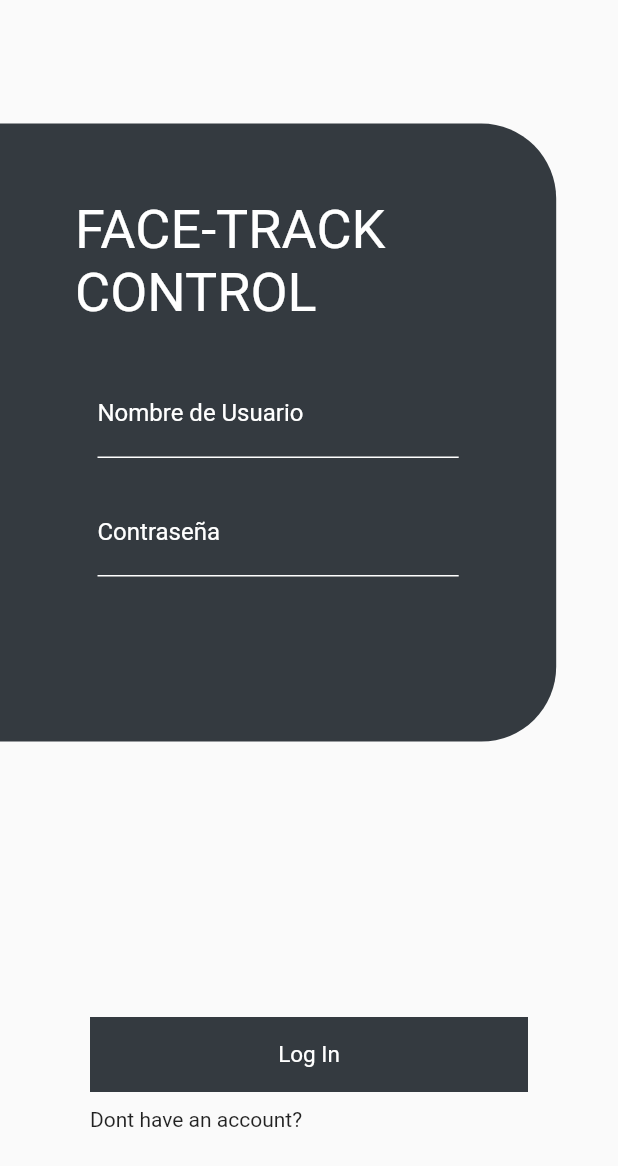
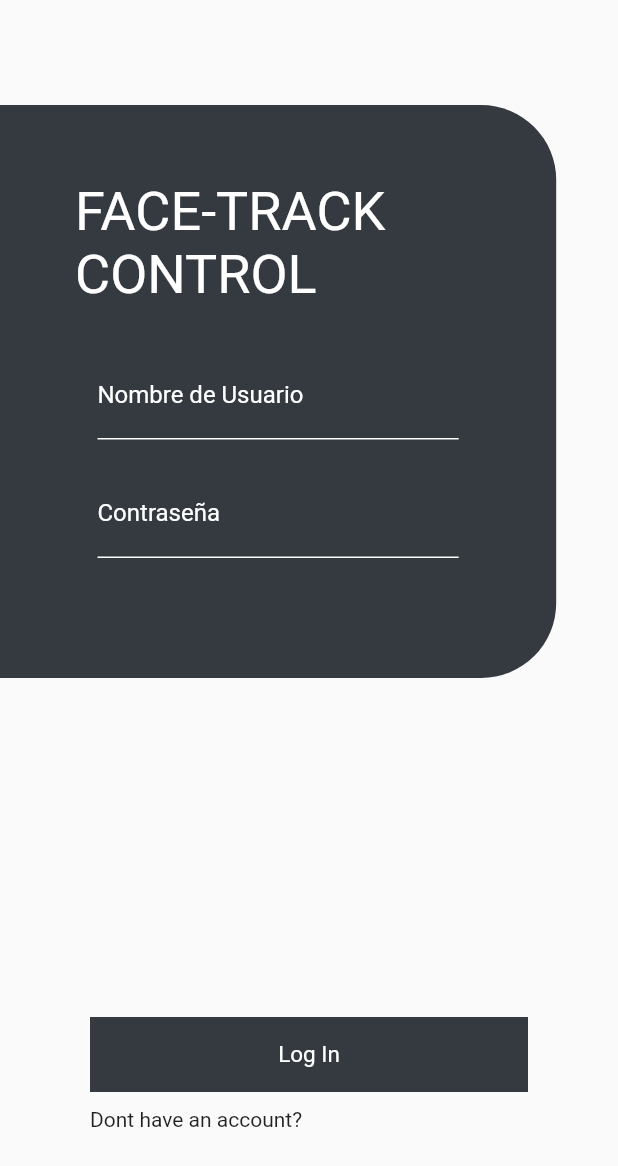
Before and after one commit to car2854/Software_flutter, a Flutter app: the screen it shows after launch, on a phone screen of 412 x 824 dp. Shown: the top 1166 px of the screen. Run offline on Flutter 3.47's test engine with Material 2 defaults, Android fonts, the phone set to English and light mode, and no system bars.

Commit message:
Arreglando un poco para que se adapte a cualquier tamaño

```diff
--- a/lib/main.dart
+++ b/lib/main.dart
@@ -9,7 +9,12 @@ class MyApp extends StatelessWidget {
     return MaterialApp(
       debugShowCheckedModeBanner: false,
       title: 'Material App',
-      home: LoginPage()
+      initialRoute: 'login',
+      routes: {
+
+        'login'     : ( BuildContext context ) => LoginPage(),
+
+      },
     );
   }
 }
--- a/lib/src/pages/login.dart
+++ b/lib/src/pages/login.dart
@@ -23,7 +23,7 @@ class LoginPage extends StatelessWidget {
                 hasScrollBody: false,
                 child: Column(
                   children: [
-                    Datos(title: styles.nameApp),
+                    _Datos(title: styles.nameApp),
 
                     _Button(mensaje: 'Dont have an account?', buttonName: 'Log In')
                   ],
@@ -98,11 +98,11 @@ class _Button extends StatelessWidget {
   }
 }
 
-class Datos extends StatelessWidget {
+class _Datos extends StatelessWidget {
 
   final String title;
 
-  const Datos({
+  const _Datos({
     @required this.title
   });
 
@@ -112,20 +112,17 @@ class Datos extends StatelessWidget {
     final screen = MediaQuery.of(context).size;
     final styles = Styles();
 
-    return Container(
-      width: double.infinity,
-      height: screen.height * 0.7,
-      child: Align(
-        alignment: Alignment.centerLeft,
+    return Align(
+      alignment: Alignment.topLeft,
       child: Container(
-          height: screen.width,
         width: screen.width * 0.9,
+        margin: EdgeInsets.symmetric(vertical: 70),
         decoration: BoxDecoration(
+          color: styles.color,
           borderRadius: BorderRadius.only(
             topRight: Radius.circular(50),
             bottomRight: Radius.circular(50)
           ),
-            color: styles.color
         ),
         child: Container(
           margin: EdgeInsets.symmetric(horizontal: 50,vertical: 50),
@@ -134,9 +131,7 @@ class Datos extends StatelessWidget {
 
               _title(this.title),
 
-
-                Expanded(
-                  child: Container(
+              Container(
                 margin: EdgeInsets.symmetric(vertical: 20,horizontal: 15),
                 child: Column(
                   children: [
@@ -152,15 +147,16 @@ class Datos extends StatelessWidget {
 
                   ],
                 )
-                  ),
               )
+
+
 
             ],
           ),
         ),
       ),
-      ),
     );
+
   }
 
   Container _title( String title ) {
```
Lines whose indentation alone changed are shown as unchanged.
